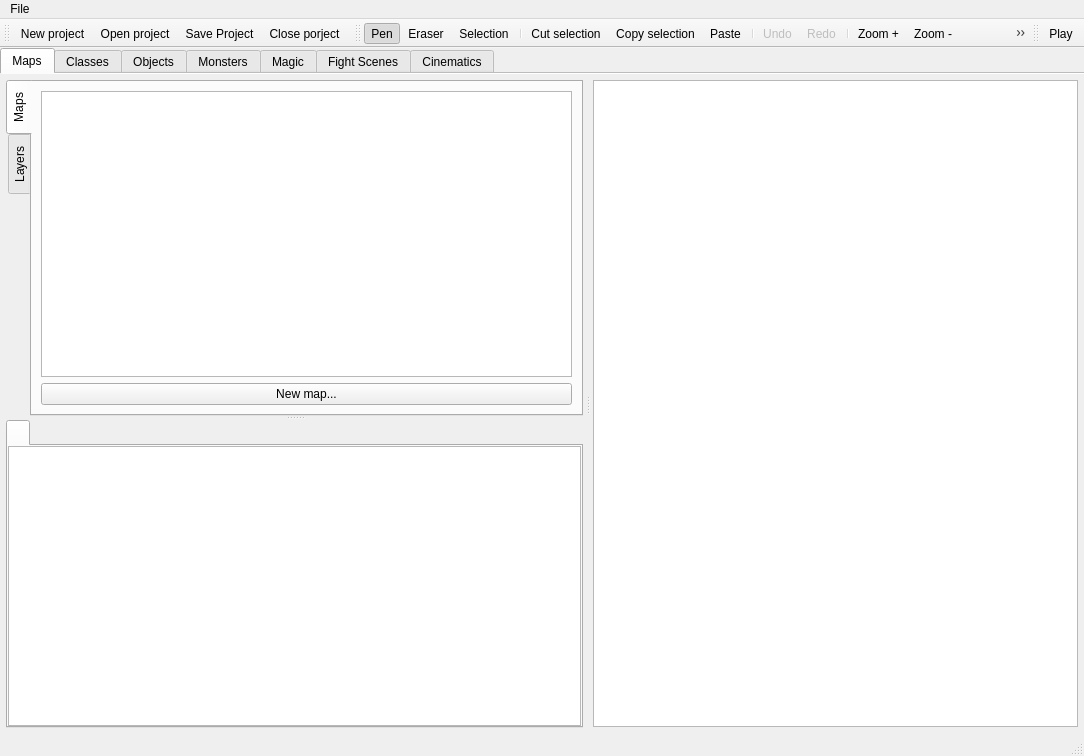
PtiLuky/dummyeditor, file src/GeneralWindow.ui: the form before one commit.
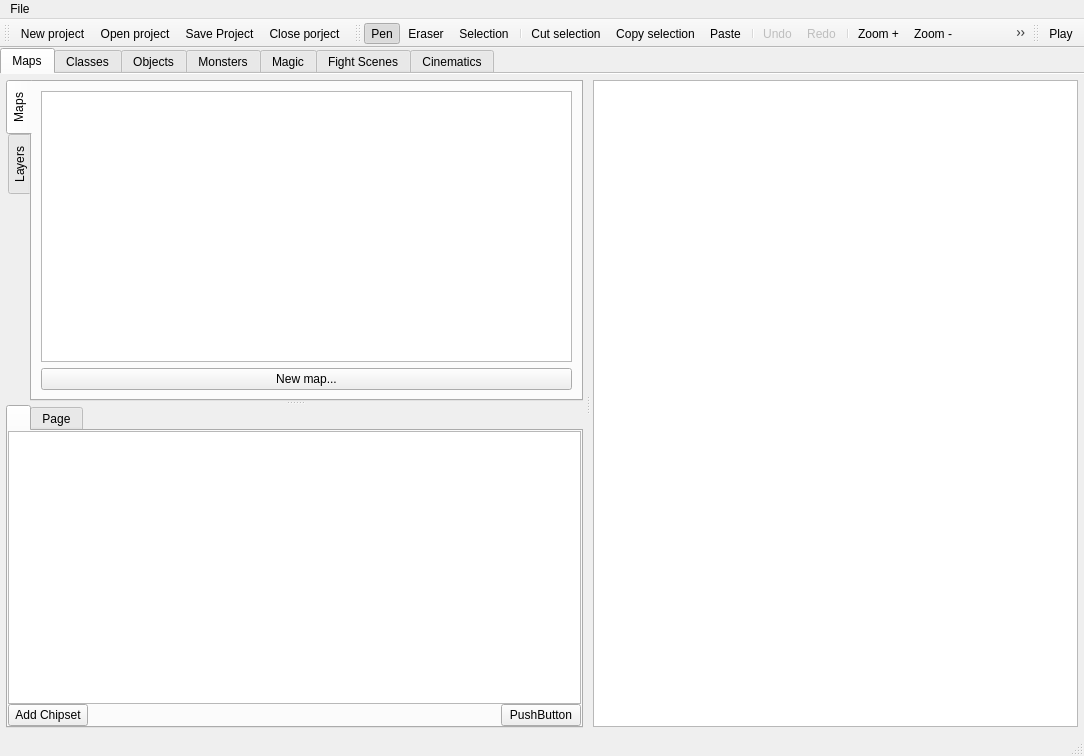
The form after the commit. Icons and pictures are not drawn. Custom widgets are drawn as their Qt base class.

Commit message: add chipset button

```diff
--- a/src/GeneralWindow.ui
+++ b/src/GeneralWindow.ui
@@ -146,8 +146,44 @@
               <item>
                <widget class="QGraphicsView" name="graphicsViewChipset"/>
               </item>
+              <item>
+               <layout class="QHBoxLayout" name="chipset_buttons">
+                <item>
+                 <widget class="QPushButton" name="chipsetAddButton">
+                  <property name="text">
+                   <string>Add Chipset</string>
+                  </property>
+                 </widget>
+                </item>
+                <item>
+                 <spacer name="horizontalSpacer">
+                  <property name="orientation">
+                   <enum>Qt::Horizontal</enum>
+                  </property>
+                  <property name="sizeHint" stdset="0">
+                   <size>
+                    <width>40</width>
+                    <height>20</height>
+                   </size>
+                  </property>
+                 </spacer>
+                </item>
+                <item>
+                 <widget class="QPushButton" name="pushButton">
+                  <property name="text">
+                   <string>PushButton</string>
+                  </property>
+                 </widget>
+                </item>
+               </layout>
+              </item>
              </layout>
             </widget>
+            <widget class="QWidget" name="tab">
+             <attribute name="title">
+              <string>Page</string>
+             </attribute>
+            </widget>
            </widget>
           </widget>
           <widget class="QWidget" name="horizontalWidget" native="true">
```
Left out of the diff: 3 changed lines with no effect on the pictures.
